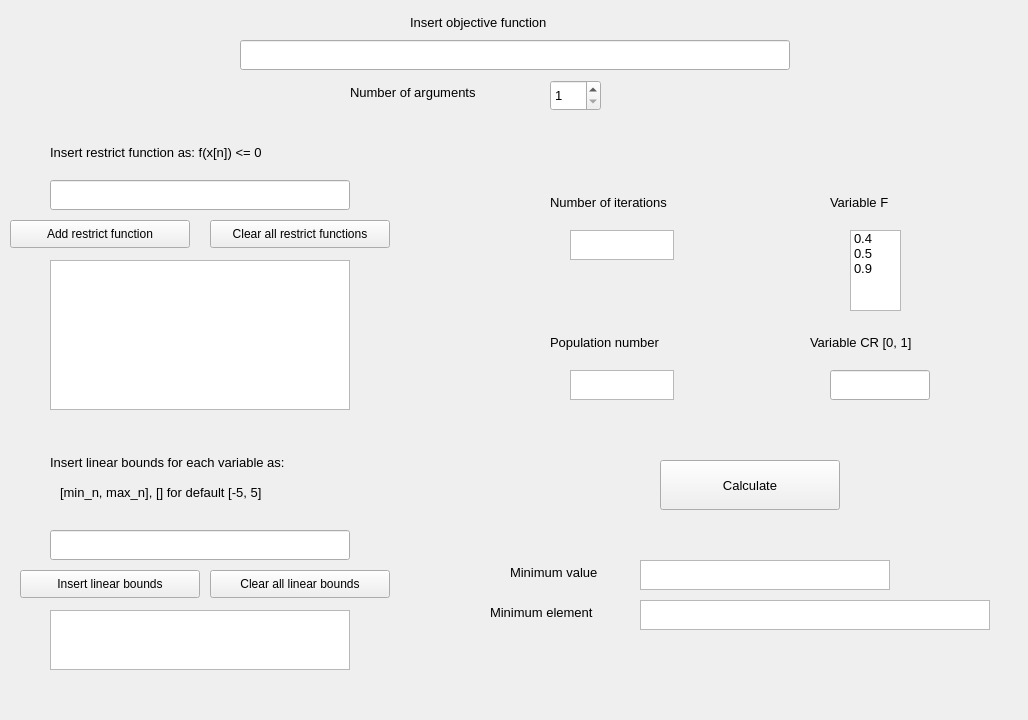
First picture: the form in ApplicationGUI.ui, repository baremixas/Differential-Evolution, before the edit.
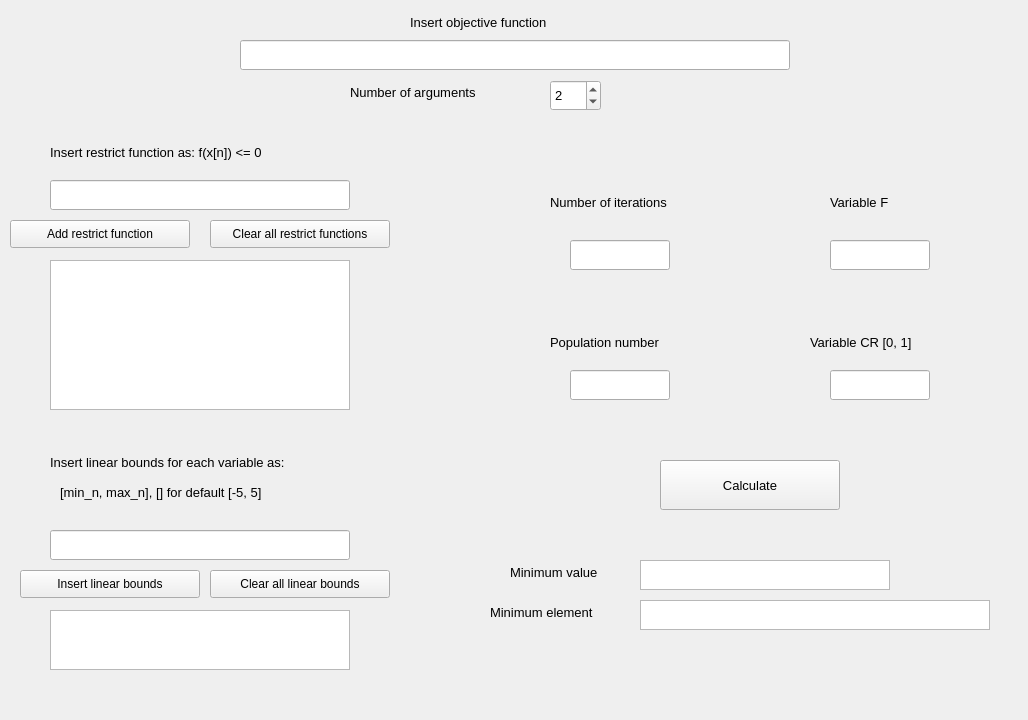
Second picture: the form after the edit.

Patch:
```diff
--- a/ApplicationGUI.ui
+++ b/ApplicationGUI.ui
@@ -343,100 +343,6 @@
     <string>Clear all linear bounds</string>
    </property>
   </widget>
-  <widget class="QTextEdit" name="iteration_number">
-   <property name="geometry">
-    <rect>
-     <x>570</x>
-     <y>230</y>
-     <width>104</width>
-     <height>30</height>
-    </rect>
-   </property>
-   <property name="minimumSize">
-    <size>
-     <width>0</width>
-     <height>30</height>
-    </size>
-   </property>
-   <property name="maximumSize">
-    <size>
-     <width>16777215</width>
-     <height>30</height>
-    </size>
-   </property>
-  </widget>
-  <widget class="QListWidget" name="F_var">
-   <property name="geometry">
-    <rect>
-     <x>850</x>
-     <y>230</y>
-     <width>51</width>
-     <height>81</height>
-    </rect>
-   </property>
-   <property name="font">
-    <font>
-     <pointsize>10</pointsize>
-    </font>
-   </property>
-   <property name="contextMenuPolicy">
-    <enum>Qt::DefaultContextMenu</enum>
-   </property>
-   <property name="accessibleName">
-    <string>0</string>
-   </property>
-   <property name="frameShape">
-    <enum>QFrame::StyledPanel</enum>
-   </property>
-   <property name="verticalScrollBarPolicy">
-    <enum>Qt::ScrollBarAsNeeded</enum>
-   </property>
-   <property name="dragDropMode">
-    <enum>QAbstractItemView::NoDragDrop</enum>
-   </property>
-   <property name="defaultDropAction">
-    <enum>Qt::CopyAction</enum>
-   </property>
-   <property name="verticalScrollMode">
-    <enum>QAbstractItemView::ScrollPerItem</enum>
-   </property>
-   <property name="movement">
-    <enum>QListView::Static</enum>
-   </property>
-   <property name="flow">
-    <enum>QListView::TopToBottom</enum>
-   </property>
-   <property name="resizeMode">
-    <enum>QListView::Fixed</enum>
-   </property>
-   <property name="layoutMode">
-    <enum>QListView::SinglePass</enum>
-   </property>
-   <property name="viewMode">
-    <enum>QListView::ListMode</enum>
-   </property>
-   <property name="selectionRectVisible">
-    <bool>false</bool>
-   </property>
-   <property name="sortingEnabled">
-    <bool>false</bool>
-   </property>
-   <item>
-    <property name="text">
-     <string>0.4</string>
-    </property>
-   </item>
-   <item>
-    <property name="text">
-     <string>0.5</string>
-    </property>
-   </item>
-   <item>
-    <property name="text">
-     <string>0.9</string>
-    </property>
-   </item>
-  </widget>
   <widget class="QLabel" name="label_6">
    <property name="geometry">
     <rect>
@@ -549,28 +455,6 @@
     </size>
    </property>
   </widget>
-  <widget class="QTextEdit" name="population_number">
-   <property name="geometry">
-    <rect>
-     <x>570</x>
-     <y>370</y>
-     <width>104</width>
-     <height>30</height>
-    </rect>
-   </property>
-   <property name="minimumSize">
-    <size>
-     <width>0</width>
-     <height>30</height>
-    </size>
-   </property>
-   <property name="maximumSize">
-    <size>
-     <width>16777215</width>
-     <height>30</height>
-    </size>
-   </property>
-  </widget>
   <widget class="QLabel" name="label_9">
    <property name="geometry">
     <rect>
@@ -618,6 +502,9 @@
    <property name="minimum">
     <number>1</number>
    </property>
+   <property name="value">
+    <number>2</number>
+   </property>
   </widget>
   <widget class="QLabel" name="label_10">
    <property name="geometry">
@@ -783,6 +670,72 @@
     <string>Minimum element</string>
    </property>
   </widget>
+  <widget class="QLineEdit" name="iteration_number">
+   <property name="geometry">
+    <rect>
+     <x>570</x>
+     <y>240</y>
+     <width>100</width>
+     <height>30</height>
+    </rect>
+   </property>
+   <property name="minimumSize">
+    <size>
+     <width>100</width>
+     <height>30</height>
+    </size>
+   </property>
+   <property name="maximumSize">
+    <size>
+     <width>100</width>
+     <height>30</height>
+    </size>
+   </property>
+  </widget>
+  <widget class="QLineEdit" name="population_number">
+   <property name="geometry">
+    <rect>
+     <x>570</x>
+     <y>370</y>
+     <width>100</width>
+     <height>30</height>
+    </rect>
+   </property>
+   <property name="minimumSize">
+    <size>
+     <width>100</width>
+     <height>30</height>
+    </size>
+   </property>
+   <property name="maximumSize">
+    <size>
+     <width>100</width>
+     <height>30</height>
+    </size>
+   </property>
+  </widget>
+  <widget class="QLineEdit" name="F_var">
+   <property name="geometry">
+    <rect>
+     <x>830</x>
+     <y>240</y>
+     <width>100</width>
+     <height>30</height>
+    </rect>
+   </property>
+   <property name="minimumSize">
+    <size>
+     <width>100</width>
+     <height>30</height>
+    </size>
+   </property>
+   <property name="maximumSize">
+    <size>
+     <width>100</width>
+     <height>30</height>
+    </size>
+   </property>
+  </widget>
  </widget>
  <resources/>
  <connections>
```
